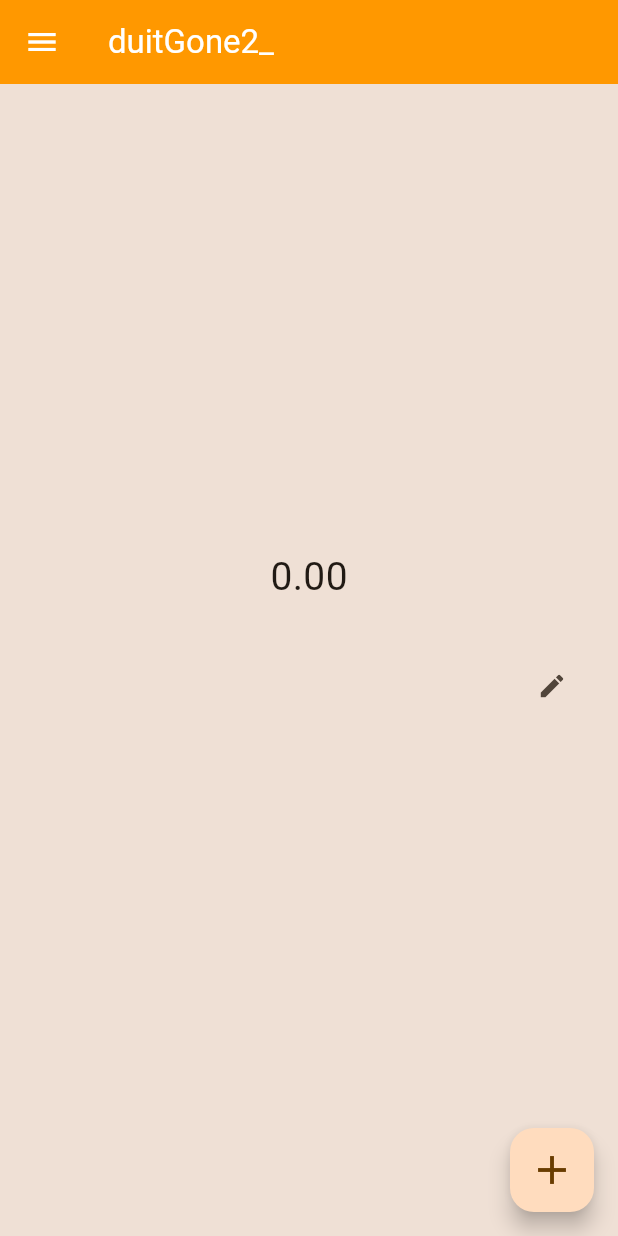
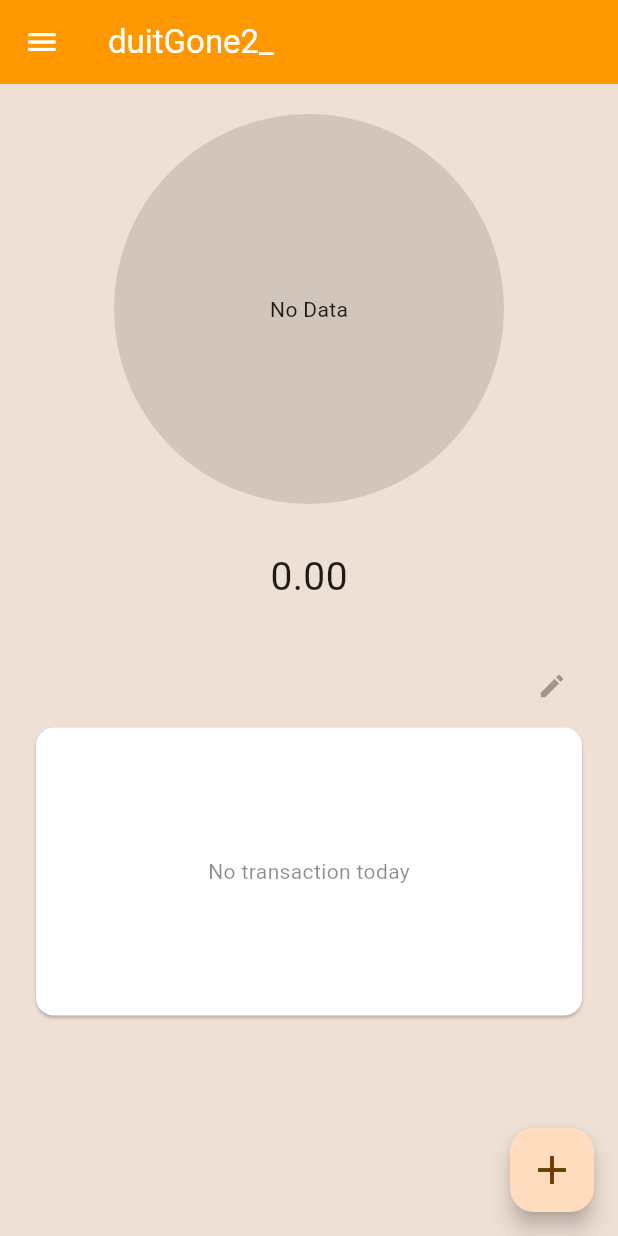
Before and after one commit to aidilrx04/duitgone2, a Flutter app: the screen it shows after launch, on a phone screen of 412 x 824 dp. Run offline on Flutter 3.47's test engine with Material 3 defaults, Android fonts, the phone set to English and light mode, and no system bars; drawn by our look-alikes of fl_chart; our stand-ins replace shared_preferences.

Commit message:
handle empty transactions data

```diff
--- a/lib/screens/edit_transactions/edit_transactions.dart
+++ b/lib/screens/edit_transactions/edit_transactions.dart
@@ -22,6 +22,7 @@ class _EditTransactionsState extends State<EditTransactions> {
 
   @override
   void initState() {
+    super.initState();
     categories = Category.generateMockData();
     inEdit.add(widget.transactions[0]);
     editted[widget.transactions[0]] = Transaction(
--- a/lib/screens/home/home.dart
+++ b/lib/screens/home/home.dart
@@ -63,7 +63,9 @@ class _HomeState extends State<Home> {
           child: PieChart(
             duration: Duration(milliseconds: 250),
             PieChartData(
-              sections: _createSections(transactions!),
+              sections: transactions!.length > 0
+                  ? _createSections(transactions!)
+                  : _createEmptyPieSection(),
               centerSpaceRadius: 0,
             ),
           ),
@@ -219,4 +221,16 @@ class _HomeState extends State<Home> {
 
     return group;
   }
+
+  List<PieChartSectionData> _createEmptyPieSection() {
+    return [
+      PieChartSectionData(
+        value: 100,
+        color: Colors.black12,
+        title: "No Data",
+        radius: 130,
+        titlePositionPercentageOffset: 0,
+      ),
+    ];
+  }
 }
--- a/lib/screens/home/transaction_list.dart
+++ b/lib/screens/home/transaction_list.dart
@@ -19,7 +19,8 @@ class TransactionList extends StatelessWidget {
           mainAxisAlignment: MainAxisAlignment.end,
           children: [
             IconButton(
-              onPressed: () {
+              onPressed: transactions.length > 0
+                  ? () {
                       Navigator.push(
                           context,
                           MaterialPageRoute(
@@ -29,7 +30,8 @@ class TransactionList extends StatelessWidget {
                                       list.map((v) => v.asMap).forEach(print);
                                     },
                                   )));
-              },
+                    }
+                  : null,
               icon: Icon(
                 Icons.edit,
                 size: 20,
@@ -37,10 +39,21 @@ class TransactionList extends StatelessWidget {
             ),
           ],
         ),
-        Card(
+        SizedBox(
+          height: 200,
+          child: Expanded(
+            child: Card(
               color: Colors.white,
               child: Column(
                 children: [
+                  if (transactions.length == 0)
+                    Expanded(
+                        child: Center(
+                      child: Text(
+                        "No transaction today",
+                        style: TextStyle(color: Colors.black45),
+                      ),
+                    )),
                   for (final transaction in transactions)
                     ListTile(
                       title: Text(
@@ -53,13 +66,17 @@ class TransactionList extends StatelessWidget {
                         transaction.amount.toStringAsFixed(2),
                         style: TextStyle(
                           fontSize: 20,
-                      color: transaction.amount > 0 ? Colors.green : Colors.red,
+                          color: transaction.amount > 0
+                              ? Colors.green
+                              : Colors.red,
                         ),
                       ),
                     ),
                 ],
               ),
             ),
+          ),
+        ),
       ],
     );
   }
```
Lines whose indentation alone changed are shown as unchanged.
